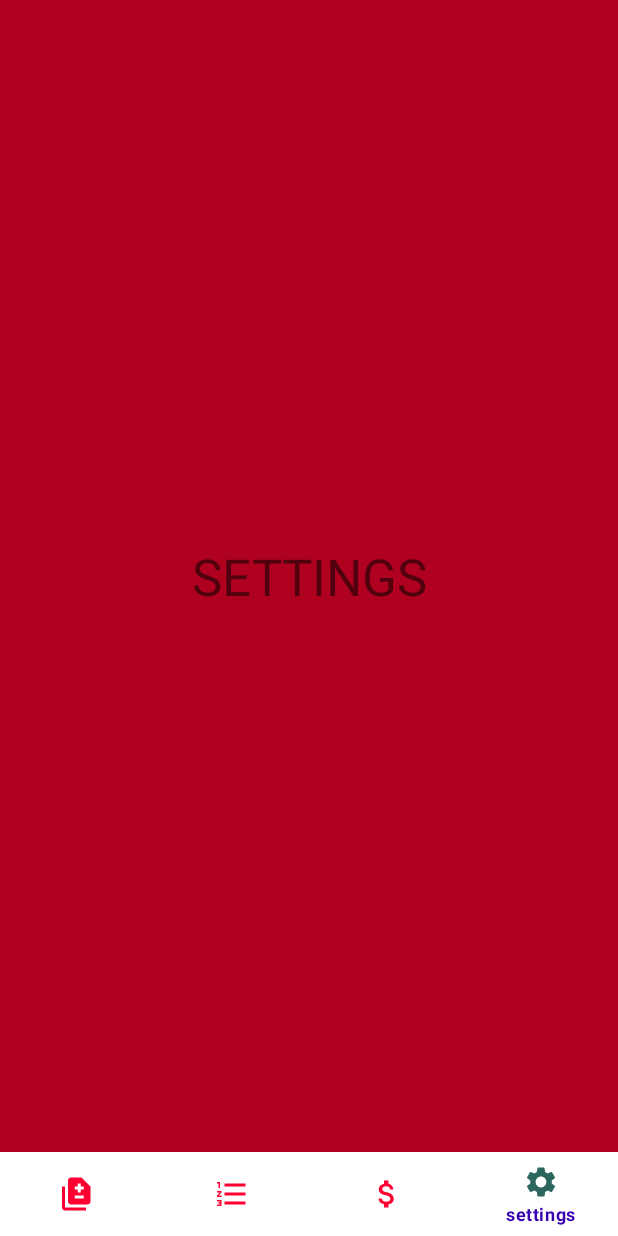
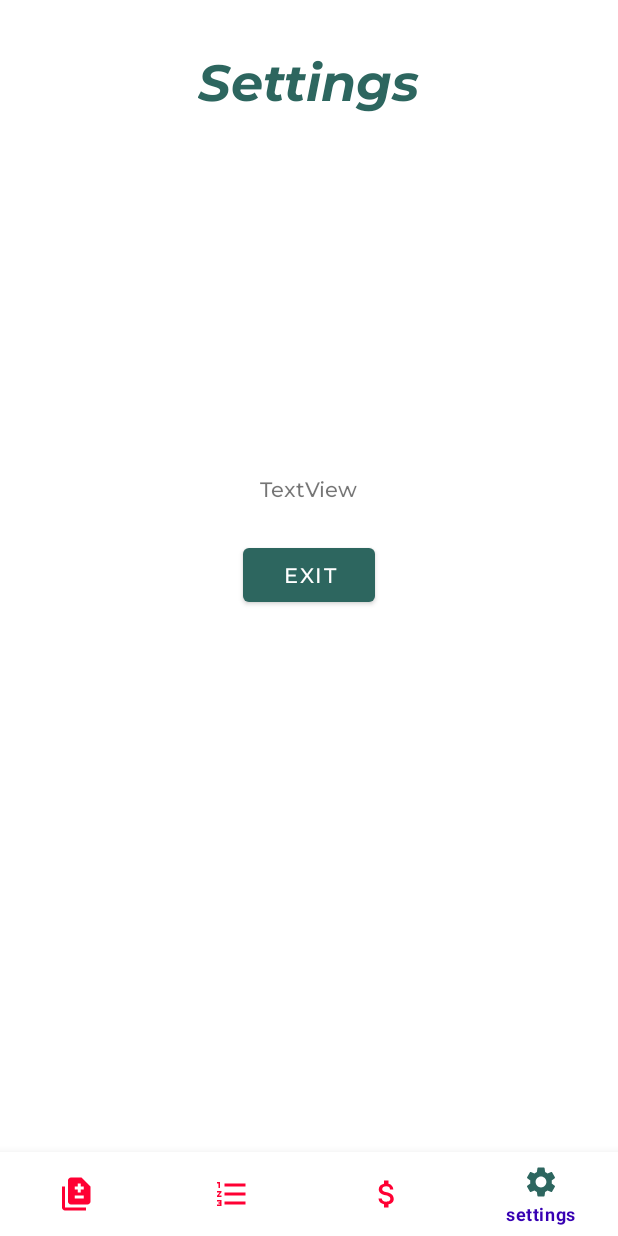
Before and after one commit to stasvitalich/SaveMoney, an Android app: the SettingsFragment screen opened through its navigation route, on a phone screen of 412 x 824 dp. Run offline under Robolectric (Android 15) with nearby library versions, the phone set to English and light mode, and no system bars; our stand-ins replace Firebase (no records; nobody signed in at launch, a user with empty details on screens opened directly), navigation-ui.

Commit message:
Log out function was added to the project.

```diff
--- a/app/src/main/java/com/example/savemoney/AppActivity.kt
+++ b/app/src/main/java/com/example/savemoney/AppActivity.kt
@@ -21,4 +21,6 @@ class AppActivity : AppCompatActivity() {
         bottomNavigationView.setupWithNavController(navController)
 
     }
+
+
 }
--- a/app/src/main/java/com/example/savemoney/screens/MenuFragment.kt
+++ b/app/src/main/java/com/example/savemoney/screens/MenuFragment.kt
@@ -21,35 +21,6 @@ class MenuFragment : Fragment() {
         return binding.root
     }
 
-    override fun onViewCreated(view: View, savedInstanceState: Bundle?) {
-        /*binding.bottomNavigationView.setOnNavigationItemSelectedListener { item ->
-            when (item.itemId) {
-
-                R.id.compare -> {
-                    Navigation.findNavController(requireView()).navigate(R.id.menuFragment)
-                    true
-                }
-
-                R.id.list -> {
-                    Navigation.findNavController(requireView()).navigate(R.id.action_menuFragment_to_listFragment)
-                    true
-                }
-
-                R.id.expenditure -> {
-                    Navigation.findNavController(requireView()).navigate(R.id.action_menuFragment_to_expenditureFragment)
-                    true
-                }
-
-                R.id.settings -> {
-                    Navigation.findNavController(requireView()).navigate(R.id.action_menuFragment_to_settingsFragment)
-                    true
-                }
-
-                else -> false
-            }
-        }*/
-    }
-
     companion object {
         @JvmStatic
         fun newInstance() = MenuFragment()
--- a/app/src/main/java/com/example/savemoney/screens/SettingsFragment.kt
+++ b/app/src/main/java/com/example/savemoney/screens/SettingsFragment.kt
@@ -7,9 +7,12 @@ import android.view.View
 import android.view.ViewGroup
 import com.example.savemoney.R
 import com.example.savemoney.databinding.FragmentSettingsBinding
+import com.google.firebase.auth.ktx.auth
+import com.google.firebase.ktx.Firebase
 
-class SettingsFragment: Fragment() {
+class SettingsFragment : Fragment() {
 
+    val mAuth = Firebase.auth
     lateinit var binding: FragmentSettingsBinding
     override fun onCreateView(
         inflater: LayoutInflater, container: ViewGroup?,
@@ -19,6 +22,15 @@ class SettingsFragment: Fragment() {
         return binding.root
     }
 
+    override fun onViewCreated(view: View, savedInstanceState: Bundle?) {
+
+        binding.buttonExit.setOnClickListener {
+            mAuth.signOut()
+            activity?.finishAffinity()
+        }
+
+    }
+
     companion object {
         @JvmStatic
         fun newInstance() = ListFragment()
--- a/app/src/main/res/layout/fragment_settings.xml
+++ b/app/src/main/res/layout/fragment_settings.xml
@@ -1,23 +1,45 @@
 <?xml version="1.0" encoding="utf-8"?>
-<androidx.constraintlayout.widget.ConstraintLayout
-    xmlns:android="http://schemas.android.com/apk/res/android"
+<androidx.constraintlayout.widget.ConstraintLayout xmlns:android="http://schemas.android.com/apk/res/android"
     xmlns:app="http://schemas.android.com/apk/res-auto"
     xmlns:tools="http://schemas.android.com/tools"
     android:layout_width="match_parent"
     android:layout_height="match_parent"
-    android:background="@color/design_default_color_error"
+    android:background="@color/white"
     tools:context=".screens.SettingsFragment">
 
+    <TextView
+        android:id="@+id/textView6"
+        android:layout_width="wrap_content"
+        android:layout_height="wrap_content"
+        android:layout_marginTop="32dp"
+        android:fontFamily="@font/bolditalic"
+        android:text="@string/Settings"
+        android:textColor="@color/seaweed"
+        android:textSize="34sp"
+        app:layout_constraintEnd_toEndOf="parent"
+        app:layout_constraintStart_toStartOf="parent"
+        app:layout_constraintTop_toTopOf="parent" />
 
     <TextView
         android:id="@+id/textView5"
         android:layout_width="wrap_content"
         android:layout_height="wrap_content"
-        android:text="SETTINGS"
-        android:textSize="34sp"
+        android:layout_marginBottom="24dp"
+        android:fontFamily="@font/montserrat_medium"
+        android:text="TextView"
+        app:layout_constraintBottom_toTopOf="@+id/buttonExit"
+        app:layout_constraintEnd_toEndOf="@+id/buttonExit"
+        app:layout_constraintStart_toStartOf="@+id/buttonExit" />
+
+    <Button
+        android:id="@+id/buttonExit"
+        android:layout_width="wrap_content"
+        android:layout_height="wrap_content"
+        android:fontFamily="@font/montserrat_medium"
+        android:text="@string/Exit"
         app:layout_constraintBottom_toBottomOf="parent"
         app:layout_constraintEnd_toEndOf="parent"
         app:layout_constraintStart_toStartOf="parent"
-        app:layout_constraintTop_toTopOf="parent" />
-
+        app:layout_constraintTop_toTopOf="parent"
+        app:layout_constraintVertical_bias="0.499" />
 </androidx.constraintlayout.widget.ConstraintLayout>
--- a/app/src/main/res/values/strings.xml
+++ b/app/src/main/res/values/strings.xml
@@ -19,4 +19,6 @@
     <string name="RegisterTo">Register to continue</string>
     <string name="Already">Already have an account?</string>
     <string name="Forgot">Forgot password?</string>
+    <string name="Exit">Exit</string>
+    <string name="Settings">Settings</string>
 </resources>
```
Also changed, not shown: app/src/main/res/font/bolditalic.ttf (added), 1 other file.
